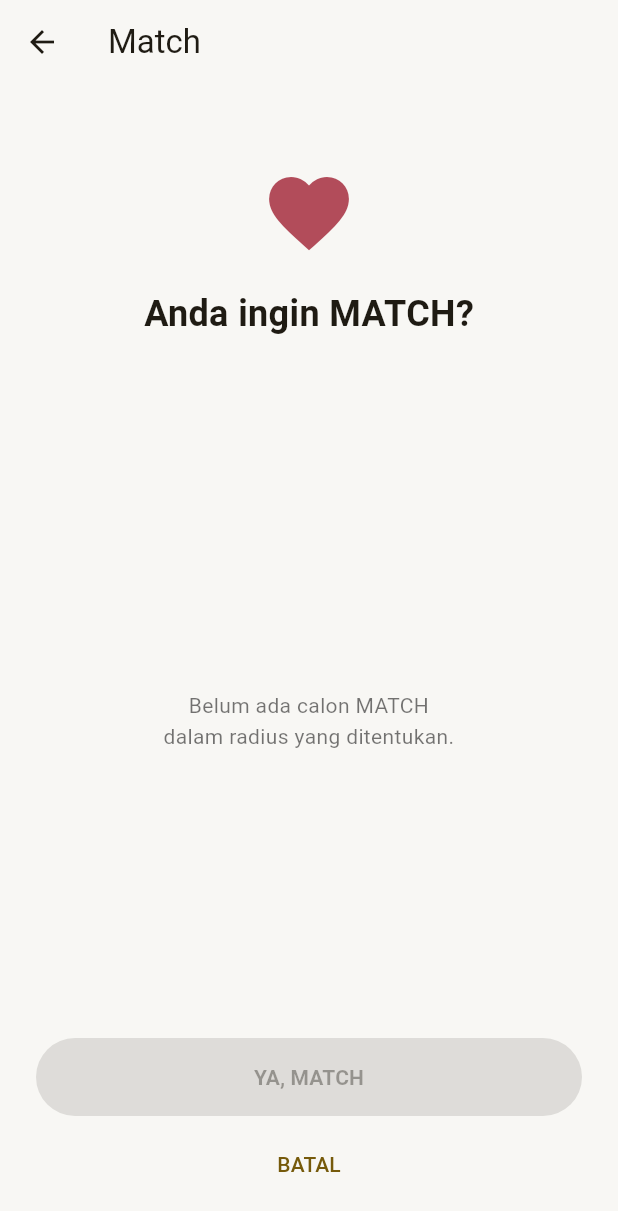
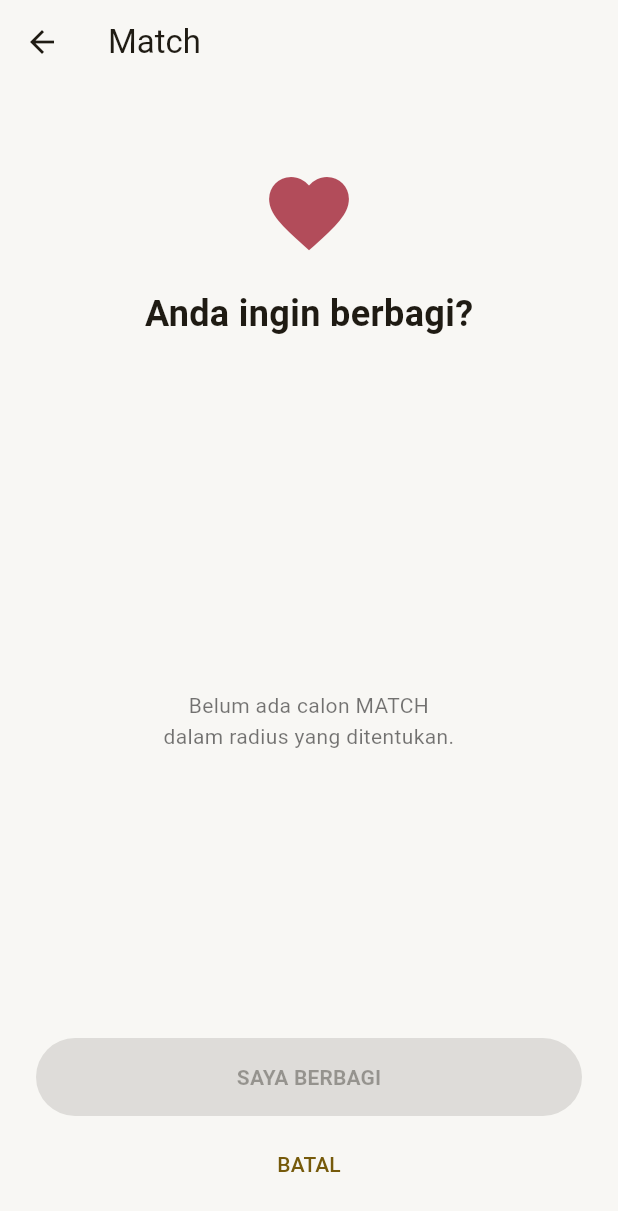
Before and after one commit to edukreatifnusantara-ai/tb_xi, a Flutter app: the MatchPage screen opened directly with empty values, on a phone screen of 412 x 824 dp. Shown: the top 1211 px of the screen. Run offline on Flutter 3.47's test engine with Material 3 defaults, Android fonts, the phone set to English and light mode, and no system bars; our stand-ins replace geolocator, sqflite, sqflite_common_ffi; accounts and stored records are empty.

Commit message:
ui: rename sharing and receiving match actions

```diff
--- a/lib/main.dart
+++ b/lib/main.dart
@@ -2177,6 +2177,14 @@ class NearbyCard extends StatelessWidget {
     return '📦';
   }
 
+  String get actionLabel {
+    if (item.type == 'BERBAGI') return 'SAYA MENERIMA';
+    if (item.type == 'MEMBUTUHKAN' || item.type == 'BUTUH') {
+      return 'SAYA BERBAGI';
+    }
+    return 'SAYA BERBAGI';
+  }
+
   @override
   Widget build(BuildContext context) {
     return Container(
@@ -2267,7 +2275,7 @@ class NearbyCard extends StatelessWidget {
           const SizedBox(width: 8),
 
           SizedBox(
-            width: 72,
+            width: 112,
             child: FilledButton(
               onPressed: onMatch,
               style: FilledButton.styleFrom(
@@ -2283,11 +2291,7 @@ class NearbyCard extends StatelessWidget {
                 ),
               ),
               child: Text(
-                item.type == 'MEMBUTUHKAN'
-                    ? 'BERBAGI'
-                    : item.type == 'BERBAGI'
-                        ? 'TERIMA'
-                        : 'MATCH',
+                actionLabel,
                 style: const TextStyle(
                   fontSize: 11,
                   fontWeight: FontWeight.w800,
@@ -2559,6 +2563,11 @@ class _MatchPageState extends State<MatchPage> {
   final TextEditingController instructionController =
       TextEditingController();
 
+  String get actionLabel =>
+      widget.itemType == 'BERBAGI'
+          ? 'SAYA MENERIMA'
+          : 'SAYA BERBAGI';
+
   @override
   void initState() {
     super.initState();
@@ -2679,8 +2688,10 @@ class _MatchPageState extends State<MatchPage> {
 
             const SizedBox(height: 18),
 
-            const Text(
-              'Anda ingin MATCH?',
+            Text(
+              widget.itemType == 'BERBAGI'
+                  ? 'Anda ingin menerima?'
+                  : 'Anda ingin berbagi?',
               style: TextStyle(
                 fontSize: 24,
                 fontWeight: FontWeight.w700,
@@ -2876,8 +2887,8 @@ class _MatchPageState extends State<MatchPage> {
                   backgroundColor:
                       const Color(0xFF8A6B08),
                 ),
-                child: const Text(
-                  'YA, MATCH',
+                child: Text(
+                  actionLabel,
                   style: TextStyle(
                     fontWeight: FontWeight.w700,
                   ),
```
